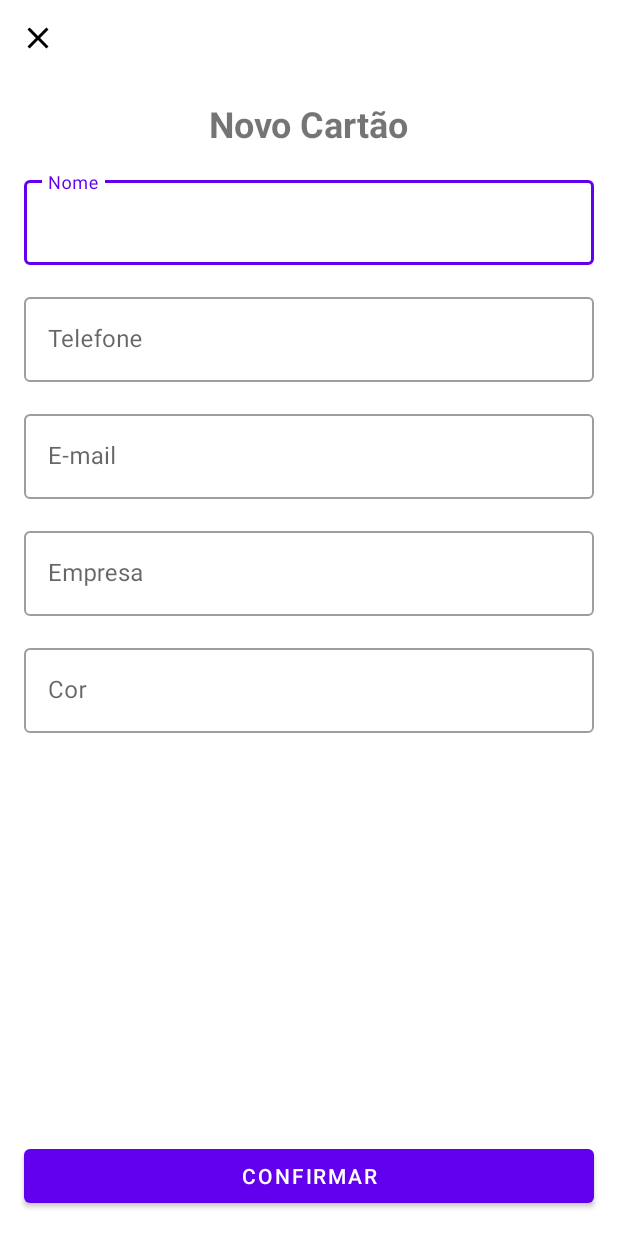
After one commit to tfreitasf/business-card-app, an Android app: the AddBusinessCardActivity screen opened directly, with no data from a screen before it, on a phone screen of 412 x 824 dp. The commit adds this screen. Run offline under Robolectric (Android 15) with nearby library versions, the phone set to English and light mode, and no system bars.

Commit message:
created layout activity_add_business_card

```diff
--- a/app/src/main/AndroidManifest.xml
+++ b/app/src/main/AndroidManifest.xml
@@ -15,6 +15,9 @@
         android:theme="@style/Theme.BusinessCard"
         tools:targetApi="31">
         <activity
+            android:name=".ui.AddBusinessCardActivity"
+            android:exported="false" />
+        <activity
             android:name=".ui.MainActivity"
             android:exported="true">
             <intent-filter>
--- /dev/null
+++ b/app/src/main/java/me/dio/businesscard/ui/AddBusinessCardActivity.kt
@@ -0,0 +1,24 @@
+package me.dio.businesscard.ui
+
+import android.os.Bundle
+import androidx.appcompat.app.AppCompatActivity
+import me.dio.businesscard.databinding.ActivityAddBusinessCardBinding
+
+class AddBusinessCardActivity : AppCompatActivity() {
+
+    private val binding by lazy { ActivityAddBusinessCardBinding.inflate(layoutInflater) }
+    override fun onCreate(savedInstanceState: Bundle?) {
+        super.onCreate(savedInstanceState)
+        setContentView(binding.root)
+        insertListeners()
+    }
+
+    private fun insertListeners(){
+        binding.btnClose.setOnClickListener{
+            finish()
+        }
+        binding.btnConfirm.setOnClickListener{
+
+        }
+    }
+}
--- a/app/src/main/java/me/dio/businesscard/ui/MainActivity.kt
+++ b/app/src/main/java/me/dio/businesscard/ui/MainActivity.kt
@@ -1,16 +1,25 @@
 package me.dio.businesscard.ui
 
-import android.app.Activity
+import android.content.Intent
+import android.os.Bundle
 import androidx.appcompat.app.AppCompatActivity
-import android.os.Bundle
-import me.dio.businesscard.R
 import me.dio.businesscard.databinding.ActivityMainBinding
 
 class MainActivity : AppCompatActivity() {
 
     private val binding by lazy { ActivityMainBinding.inflate(layoutInflater) }
+
     override fun onCreate(savedInstanceState: Bundle?) {
         super.onCreate(savedInstanceState)
         setContentView(binding.root)
+        insertListener()
+    }
+
+    private fun insertListener(){
+        binding.fabAddCard.setOnClickListener {
+            val intent = Intent (this@MainActivity, AddBusinessCardActivity::class.java)
+            startActivity(intent)
+        }
+
     }
 }
--- /dev/null
+++ b/app/src/main/res/drawable/ic_close.xml
@@ -0,0 +1,5 @@
+<vector android:height="24dp" android:tint="#000000"
+    android:viewportHeight="24" android:viewportWidth="24"
+    android:width="24dp" xmlns:android="http://schemas.android.com/apk/res/android">
+    <path android:fillColor="@android:color/white" android:pathData="M19,6.41L17.59,5 12,10.59 6.41,5 5,6.41 10.59,12 5,17.59 6.41,19 12,13.41 17.59,19 19,17.59 13.41,12z"/>
+</vector>
--- /dev/null
+++ b/app/src/main/res/layout/activity_add_business_card.xml
@@ -0,0 +1,130 @@
+<?xml version="1.0" encoding="utf-8"?>
+<androidx.constraintlayout.widget.ConstraintLayout xmlns:android="http://schemas.android.com/apk/res/android"
+    xmlns:app="http://schemas.android.com/apk/res-auto"
+    xmlns:tools="http://schemas.android.com/tools"
+    android:layout_width="match_parent"
+    android:layout_height="match_parent"
+    tools:context=".ui.AddBusinessCardActivity">
+
+    <ImageButton
+        android:id="@+id/btn_close"
+        android:layout_width="50dp"
+        android:layout_height="50dp"
+        android:background="?attr/actionBarItemBackground"
+        android:src="@drawable/ic_close"
+        app:layout_constraintStart_toStartOf="parent"
+        app:layout_constraintTop_toTopOf="parent"
+        android:contentDescription="@string/cd_button_close" />
+
+
+    <com.google.android.material.textview.MaterialTextView
+        android:id="@+id/tv_title"
+        android:layout_width="wrap_content"
+        android:layout_height="wrap_content"
+        android:layout_margin="16dp"
+        android:text="@string/txt_new_card"
+        android:textSize="24sp"
+        android:textStyle="bold"
+        app:layout_constraintEnd_toEndOf="parent"
+        app:layout_constraintStart_toStartOf="parent"
+        app:layout_constraintTop_toBottomOf="@+id/btn_close" />
+
+    <com.google.android.material.textfield.TextInputLayout
+        android:id="@+id/til_name"
+        style="@style/Widget.MaterialComponents.TextInputLayout.OutlinedBox"
+        android:layout_width="0dp"
+        android:layout_height="wrap_content"
+        android:layout_margin="16dp"
+        android:hint="@string/label_name"
+        app:layout_constraintEnd_toEndOf="parent"
+        app:layout_constraintStart_toStartOf="parent"
+        app:layout_constraintTop_toBottomOf="@id/tv_title">
+        <com.google.android.material.textfield.TextInputEditText
+            android:layout_width="match_parent"
+            android:layout_height="match_parent"
+            android:inputType="text"/>
+
+    </com.google.android.material.textfield.TextInputLayout>
+
+    <com.google.android.material.textfield.TextInputLayout
+        android:id="@+id/til_phone"
+        style="@style/Widget.MaterialComponents.TextInputLayout.OutlinedBox"
+        android:layout_width="0dp"
+        android:layout_height="wrap_content"
+        android:layout_margin="16dp"
+        android:hint="@string/label_phone"
+        app:layout_constraintEnd_toEndOf="parent"
+        app:layout_constraintStart_toStartOf="parent"
+        app:layout_constraintTop_toBottomOf="@id/til_name">
+        <com.google.android.material.textfield.TextInputEditText
+            android:layout_width="match_parent"
+            android:layout_height="match_parent"
+            android:inputType="number"/>
+
+    </com.google.android.material.textfield.TextInputLayout>
+
+    <com.google.android.material.textfield.TextInputLayout
+        android:id="@+id/til_email"
+        style="@style/Widget.MaterialComponents.TextInputLayout.OutlinedBox"
+        android:layout_width="0dp"
+        android:layout_height="wrap_content"
+        android:layout_margin="16dp"
+        android:hint="@string/label_email"
+        app:layout_constraintEnd_toEndOf="parent"
+        app:layout_constraintStart_toStartOf="parent"
+        app:layout_constraintTop_toBottomOf="@id/til_phone">
+        <com.google.android.material.textfield.TextInputEditText
+            android:layout_width="match_parent"
+            android:layout_height="match_parent"
+            android:inputType="textEmailAddress"/>
+
+    </com.google.android.material.textfield.TextInputLayout>
+
+    <com.google.android.material.textfield.TextInputLayout
+        android:id="@+id/til_company"
+        style="@style/Widget.MaterialComponents.TextInputLayout.OutlinedBox"
+        android:layout_width="0dp"
+        android:layout_height="wrap_content"
+        android:layout_margin="16dp"
+        android:hint="@string/label_company"
+        app:layout_constraintEnd_toEndOf="parent"
+        app:layout_constraintStart_toStartOf="parent"
+        app:layout_constraintTop_toBottomOf="@id/til_email">
+        <com.google.android.material.textfield.TextInputEditText
+            android:layout_width="match_parent"
+            android:layout_height="match_parent"
+            android:inputType="text"/>
+
+    </com.google.android.material.textfield.TextInputLayout>
+
+    <com.google.android.material.textfield.TextInputLayout
+        android:id="@+id/til_color"
+        style="@style/Widget.MaterialComponents.TextInputLayout.OutlinedBox"
+        android:layout_width="0dp"
+        android:layout_height="wrap_content"
+        android:layout_margin="16dp"
+        android:hint="@string/label_color"
+        app:layout_constraintEnd_toEndOf="parent"
+        app:layout_constraintStart_toStartOf="parent"
+        app:layout_constraintTop_toBottomOf="@id/til_company">
+        <com.google.android.material.textfield.TextInputEditText
+            android:layout_width="match_parent"
+            android:layout_height="match_parent"
+            android:inputType="text"/>
+
+    </com.google.android.material.textfield.TextInputLayout>
+
+    <com.google.android.material.button.MaterialButton
+        android:id="@+id/btn_confirm"
+        android:layout_width="0dp"
+        android:layout_height="wrap_content"
+        android:layout_margin="16dp"
+        android:text="@string/label_confirm"
+        app:layout_constraintBottom_toBottomOf="parent"
+        app:layout_constraintEnd_toEndOf="parent"
+        app:layout_constraintStart_toStartOf="parent"/>
+
+
+
+
+</androidx.constraintlayout.widget.ConstraintLayout>
--- a/app/src/main/res/values/strings.xml
+++ b/app/src/main/res/values/strings.xml
@@ -2,4 +2,12 @@
     <string name="app_name">businessCard</string>
     <string name="txt_label_business_card">Cartão de Visita</string>
     <string name="cd_fab_add_cad">botão para adicionar cartão de visitas</string>
+    <string name="txt_new_card">Novo Cartão</string>
+    <string name="label_name">Nome</string>
+    <string name="label_phone">Telefone</string>
+    <string name="label_email">E-mail</string>
+    <string name="label_company">Empresa</string>
+    <string name="label_color">Cor</string>
+    <string name="label_confirm">Confirmar</string>
+    <string name="cd_button_close">Fecha tela de cadastro de cartão</string>
 </resources>
```
